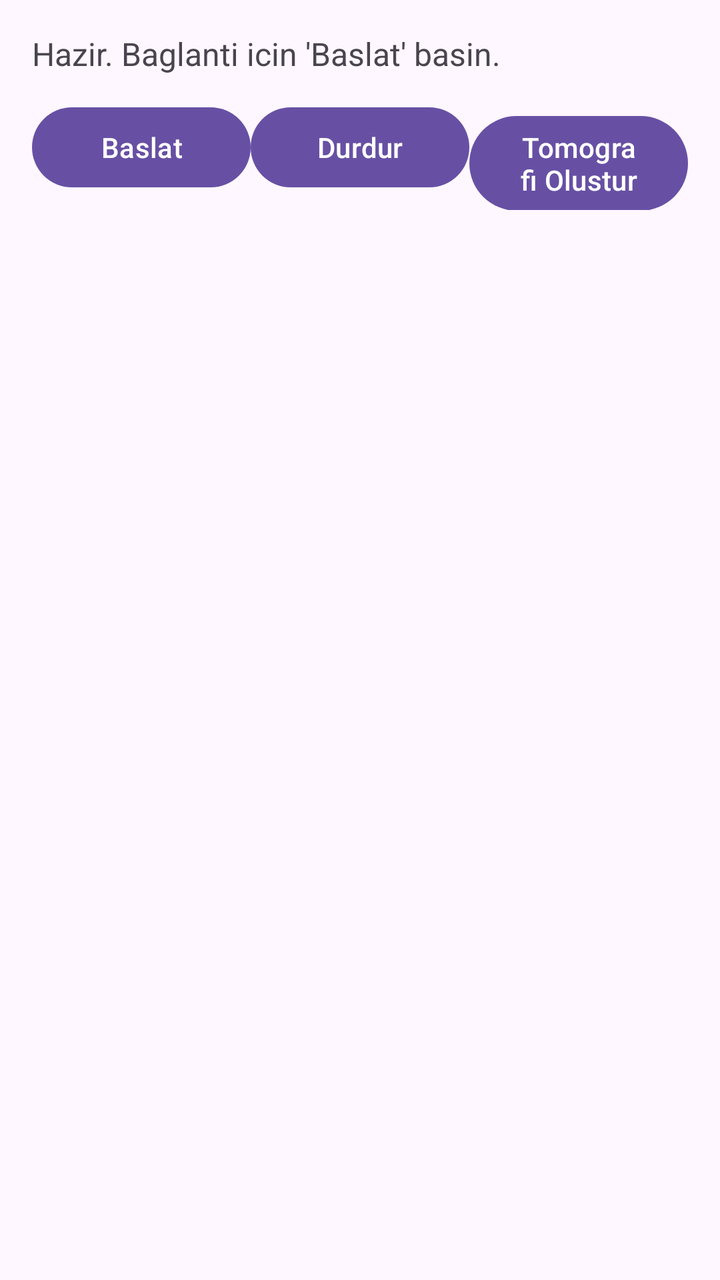
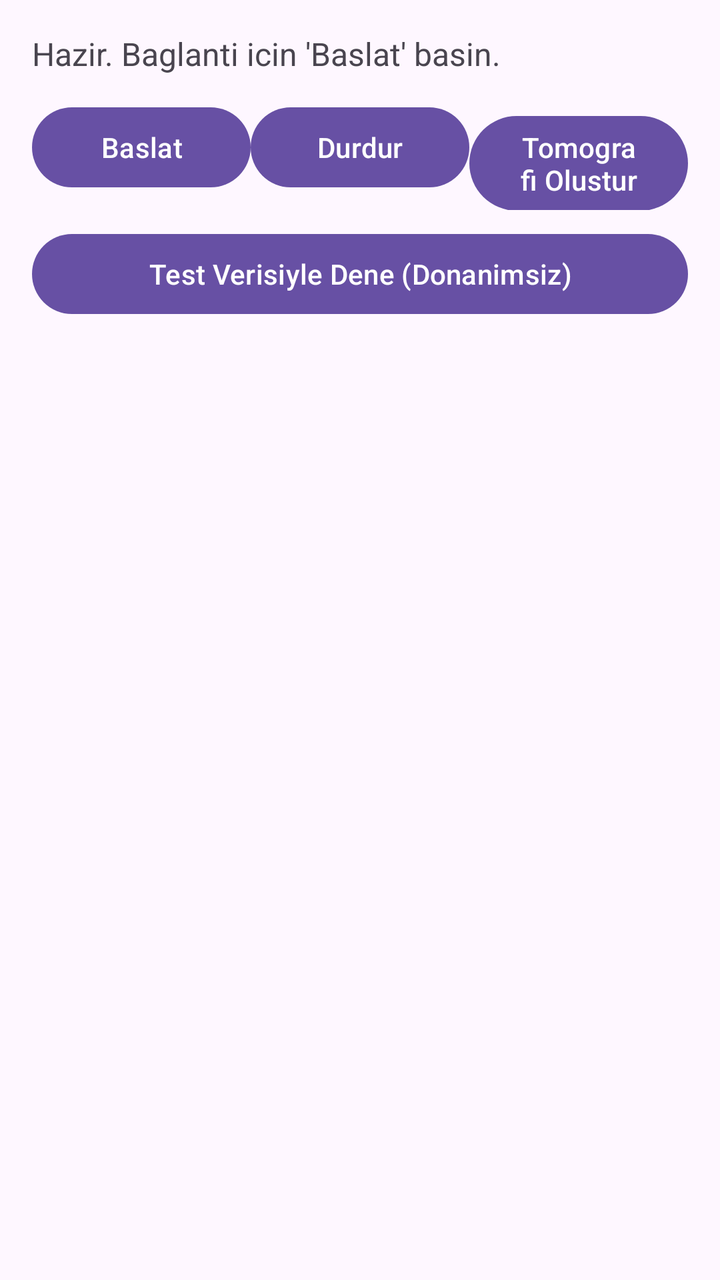

Screens rendered from an Android XML layout before and after an edit, with the pre-edit source and the edit as a unified diff.
<!-- AndroidManifest.xml: application theme Theme.Material3.DayNight.NoActionBar -->
<!-- res/layout/activity_main.xml -->
<?xml version="1.0" encoding="utf-8"?>
<LinearLayout xmlns:android="http://schemas.android.com/apk/res/android"
    android:layout_width="match_parent"
    android:layout_height="match_parent"
    android:orientation="vertical"
    android:padding="16dp">

    <TextView
        android:id="@+id/statusText"
        android:layout_width="match_parent"
        android:layout_height="wrap_content"
        android:text="Hazir. Baglanti icin 'Baslat' basin."
        android:textSize="16sp"
        android:paddingBottom="12dp" />

    <LinearLayout
        android:layout_width="match_parent"
        android:layout_height="wrap_content"
        android:orientation="horizontal">

        <Button
            android:id="@+id/startButton"
            android:layout_width="0dp"
            android:layout_height="wrap_content"
            android:layout_weight="1"
            android:text="Baslat" />

        <Button
            android:id="@+id/stopButton"
            android:layout_width="0dp"
            android:layout_height="wrap_content"
            android:layout_weight="1"
            android:text="Durdur" />

        <Button
            android:id="@+id/processButton"
            android:layout_width="0dp"
            android:layout_height="wrap_content"
            android:layout_weight="1"
            android:text="Tomografi Olustur" />
    </LinearLayout>

    <FrameLayout
        android:id="@+id/tomographyContainer"
        android:layout_width="match_parent"
        android:layout_height="0dp"
        android:layout_weight="1"
        android:layout_marginTop="12dp" />

</LinearLayout>
<!-- resources referenced by this layout -->
<resources>

</resources>

<!-- the commit's change to res/layout/activity_main.xml (unified diff, before → after) -->
@@ -40,6 +40,13 @@
             android:text="Tomografi Olustur" />
     </LinearLayout>
 
+    <Button
+        android:id="@+id/testButton"
+        android:layout_width="match_parent"
+        android:layout_height="wrap_content"
+        android:layout_marginTop="8dp"
+        android:text="Test Verisiyle Dene (Donanimsiz)" />
+
     <FrameLayout
         android:id="@+id/tomographyContainer"
         android:layout_width="match_parent"
